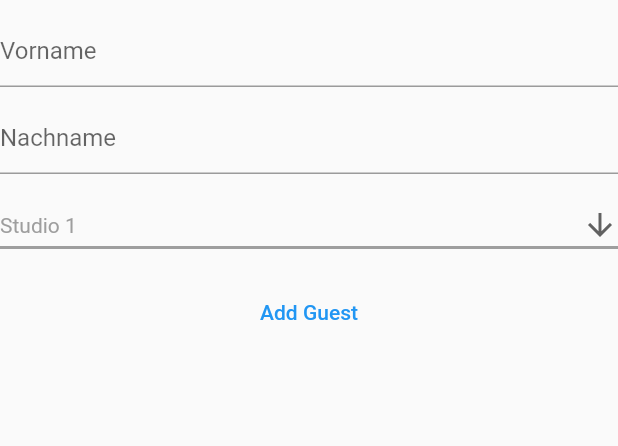
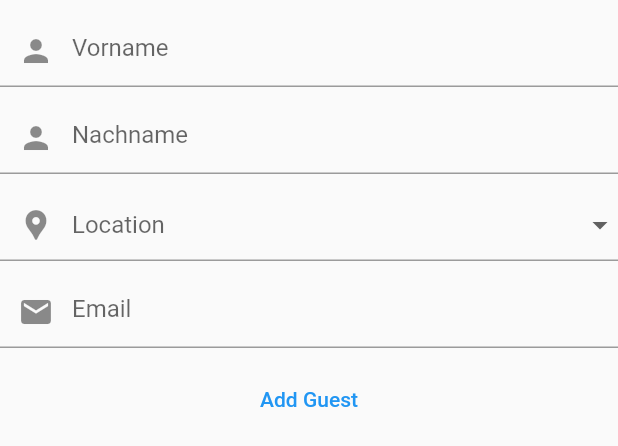
Before and after one commit to timokz/covidforms, a Flutter app: the NameForm widget shown alone on an empty page, opened directly, on a phone screen of 412 x 824 dp. Shown: the top 446 px of the screen. Run offline on Flutter 3.47's test engine with Material 2 defaults, Android fonts, the phone set to English and light mode, and no system bars; our stand-ins replace cloud_firestore, firebase_core; missing offline and left inert: cloud_firestore_web, firebase_app_check, firebase_app_check_web, firebase_core_web; accounts and stored records are empty; Roboto replaces fonts that are missing (Arial).

Commit message:
changed location to dropdownformfield, looking fresh now

```diff
--- a/lib/forms.dart
+++ b/lib/forms.dart
@@ -19,7 +19,6 @@ class _FaBState extends State<FaB> {
   final _form = GlobalKey<FormState>();
   String title = "";
   FirebaseFirestore firestore = FirebaseFirestore.instance;
-
 
   void writeData() async {
     _form.currentState!.save();
@@ -64,7 +63,7 @@ class _NameFormState extends State<NameForm> {
   final vController = TextEditingController();
   final nController = TextEditingController();
   CollectionReference guests =
-  FirebaseFirestore.instance.collection('guests_testing');
+      FirebaseFirestore.instance.collection('guests_testing');
 
   @override
   void dispose() {
@@ -80,15 +79,21 @@ class _NameFormState extends State<NameForm> {
         height: 10,
       ),
       TextField(
-        style: TextStyle(fontFamily: 'Arial'),
-        decoration: const InputDecoration(hintText: "Vorname"),
+        style: const TextStyle(
+          fontFamily: 'Arial',
+        ),
+        decoration: const InputDecoration(
+          hintText: "Vorname",
+          prefixIcon: Icon(Icons.person),
+        ),
         controller: vController,
       ),
       const SizedBox(
         height: 10,
       ),
       TextField(
-        decoration: const InputDecoration(hintText: "Nachname"),
+        decoration: const InputDecoration(
+            hintText: "Nachname", prefixIcon: Icon(Icons.person)),
         controller: nController,
       ),
       const SizedBox(
@@ -98,9 +103,19 @@ class _NameFormState extends State<NameForm> {
       const SizedBox(
         height: 10,
       ),
+      const TextField(
+          style: TextStyle(fontFamily: 'Arial'),
+          decoration: InputDecoration(
+            hintText: "Email",
+            prefixIcon: Icon(Icons.mail),
+          )),
+      const SizedBox(
+        height: 10,
+      ),
       TextButton(
-        onPressed: () =>  {Guest(vController.text, nController.text),
-    },
+        onPressed: () => {
+          Guest(vController.text, nController.text),
+        },
         child: const Text(
           "Add Guest",
           style: TextStyle(fontFamily: 'Arial'),
--- a/lib/location_dropdown.dart
+++ b/lib/location_dropdown.dart
@@ -13,7 +13,7 @@ class LocationDropdown extends StatefulWidget {
 
 class _LocationDropdownState extends State<LocationDropdown> {
   String dropdownValue = 'Studio 1';
-
+/*
   @override
   Widget build(BuildContext context) {
     return DropdownButton<String>(
@@ -24,8 +24,8 @@ class _LocationDropdownState extends State<LocationDropdown> {
       borderRadius: const BorderRadius.vertical(),
       isExpanded: true,
       style: const TextStyle(
-          color: Colors.grey,
-        fontSize: 14,
+        color: Colors.grey,
+        fontSize: 16,
       ),
       underline: Container(
         height: 2,
@@ -44,5 +44,30 @@ class _LocationDropdownState extends State<LocationDropdown> {
         );
       }).toList(),
     );
+  } */
+  @override
+  Widget build(BuildContext context) {
+    return DropdownButtonFormField<String>(
+      style: const TextStyle(
+        color: Colors.grey,
+        fontSize: 16,
+      ),
+      decoration: const InputDecoration(
+        prefixIcon: Icon(Icons.location_pin),
+        hintText: "Location",
+      ),
+      items:  <String>['Studio 1', 'Studio 2', 'Bibliothek', 'Office']
+          .map<DropdownMenuItem<String>>((String value) {
+        return DropdownMenuItem<String>(
+          value: value,
+          child: Text(value),
+        );
+      }).toList(),
+      onChanged: (String? newValue) {
+        setState(() {
+          dropdownValue = newValue!;
+        });
+      },
+      );
   }
 }
```
